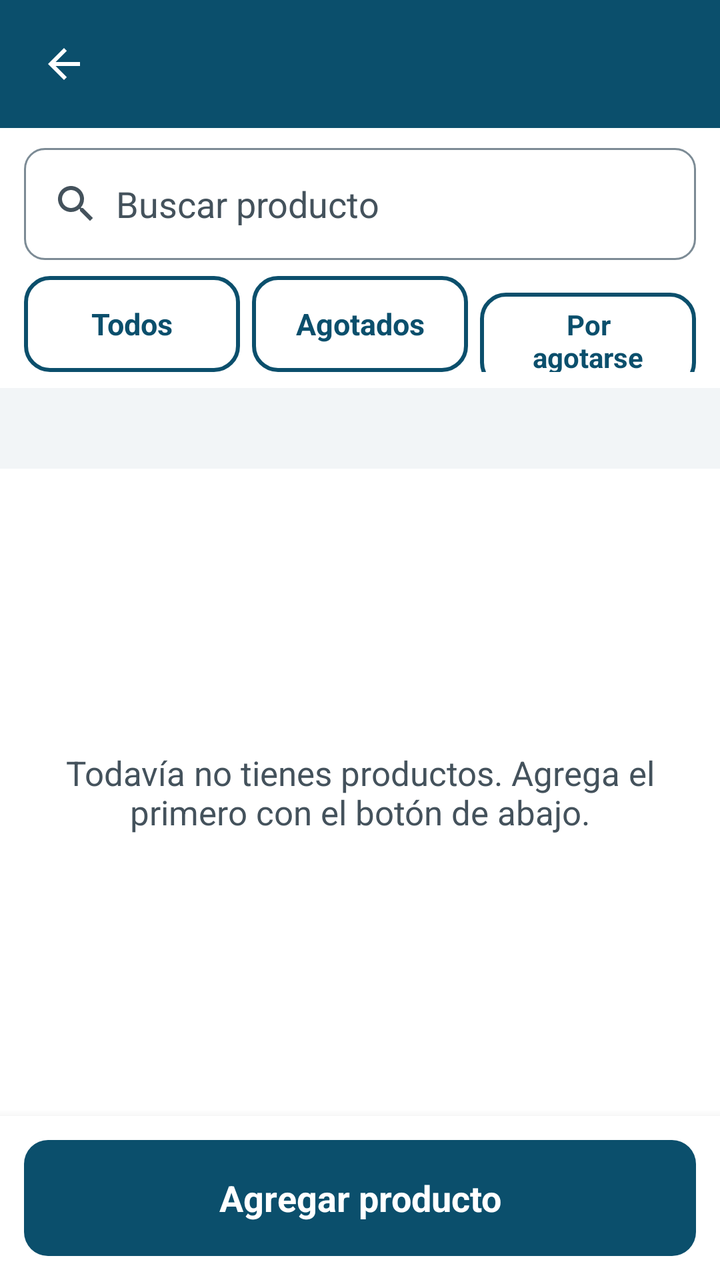
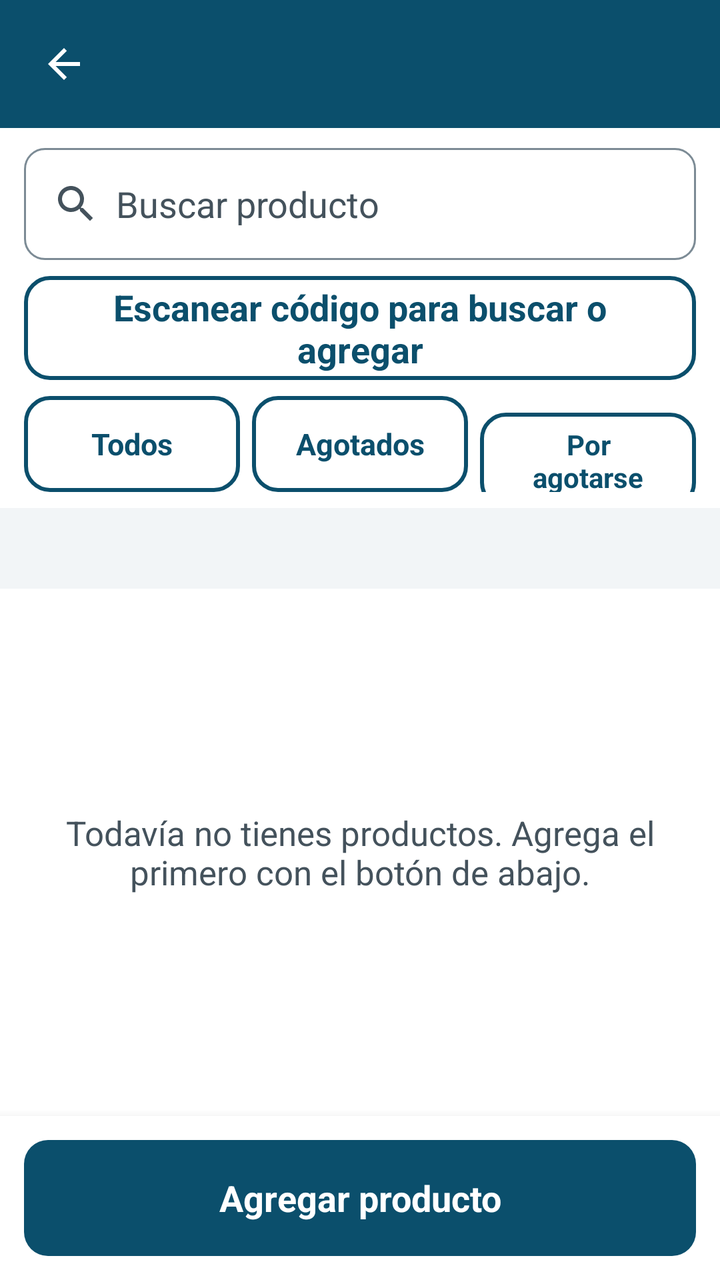

An Android layout rendered at two revisions. The XML below is the earlier revision; the diff shows what the commit changed to produce the second picture.
<!-- AndroidManifest.xml: application theme Tema -->
<!-- res/layout/activity_inventario.xml -->
<?xml version="1.0" encoding="utf-8"?>
<LinearLayout xmlns:android="http://schemas.android.com/apk/res/android"
    android:layout_width="match_parent"
    android:layout_height="match_parent"
    android:orientation="vertical"
    android:background="@color/fondo">

    <include layout="@layout/barra_superior" />

    <LinearLayout
        android:layout_width="match_parent"
        android:layout_height="wrap_content"
        android:orientation="vertical"
        android:background="@color/superficie"
        android:paddingLeft="12dp"
        android:paddingRight="12dp"
        android:paddingTop="10dp"
        android:paddingBottom="8dp">

        <EditText
            android:id="@+id/etBuscar"
            style="@style/Campo"
            android:layout_width="match_parent"
            android:layout_height="wrap_content"
            android:hint="Buscar producto"
            android:inputType="text"
            android:imeOptions="actionSearch"
            android:drawableStart="@drawable/ic_buscar"
            android:drawablePadding="8dp"
            android:drawableTint="@color/texto_secundario"
            android:contentDescription="Buscar producto por nombre, categoría o código" />

        <LinearLayout
            android:layout_width="match_parent"
            android:layout_height="wrap_content"
            android:layout_marginTop="8dp"
            android:orientation="horizontal">

            <Button
                android:id="@+id/btnTodos"
                style="@style/BotonSecundario"
                android:layout_width="0dp"
                android:layout_height="wrap_content"
                android:layout_weight="1"
                android:minHeight="48dp"
                android:textSize="15sp"
                android:text="Todos" />

            <Button
                android:id="@+id/btnAgotados"
                style="@style/BotonSecundario"
                android:layout_width="0dp"
                android:layout_height="wrap_content"
                android:layout_marginStart="6dp"
                android:layout_weight="1"
                android:minHeight="48dp"
                android:textSize="15sp"
                android:text="Agotados" />

            <Button
                android:id="@+id/btnBajos"
                style="@style/BotonSecundario"
                android:layout_width="0dp"
                android:layout_height="wrap_content"
                android:layout_marginStart="6dp"
                android:layout_weight="1"
                android:minHeight="48dp"
                android:textSize="14sp"
                android:text="Por agotarse" />
        </LinearLayout>
    </LinearLayout>

    <TextView
        android:id="@+id/txtResumen"
        android:layout_width="match_parent"
        android:layout_height="wrap_content"
        android:paddingLeft="16dp"
        android:paddingRight="16dp"
        android:paddingTop="12dp"
        android:paddingBottom="8dp"
        android:textColor="@color/texto_secundario"
        android:textSize="15sp" />

    <FrameLayout
        android:layout_width="match_parent"
        android:layout_height="0dp"
        android:layout_weight="1">

        <ListView
            android:id="@+id/lista"
            android:layout_width="match_parent"
            android:layout_height="match_parent"
            android:divider="@color/borde"
            android:dividerHeight="1dp"
            android:background="@color/superficie"
            android:paddingBottom="8dp"
            android:clipToPadding="false"
            android:cacheColorHint="@android:color/transparent" />

        <TextView
            android:id="@+id/txtVacio"
            android:layout_width="match_parent"
            android:layout_height="wrap_content"
            android:layout_gravity="center"
            android:padding="28dp"
            android:gravity="center"
            android:text="Todavía no tienes productos. Agrega el primero con el botón de abajo."
            android:textColor="@color/texto_secundario"
            android:textSize="17sp" />
    </FrameLayout>

    <LinearLayout
        android:layout_width="match_parent"
        android:layout_height="wrap_content"
        android:background="@color/superficie"
        android:elevation="8dp"
        android:padding="12dp">

        <Button
            android:id="@+id/btnNuevo"
            style="@style/BotonPrimario"
            android:layout_width="match_parent"
            android:layout_height="wrap_content"
            android:text="Agregar producto" />
    </LinearLayout>
</LinearLayout>
<!-- res/layout/barra_superior.xml (included above) -->
<?xml version="1.0" encoding="utf-8"?>
<LinearLayout xmlns:android="http://schemas.android.com/apk/res/android"
    android:layout_width="match_parent"
    android:layout_height="wrap_content"
    android:orientation="horizontal"
    android:gravity="center_vertical"
    android:background="@color/primario"
    android:minHeight="64dp"
    android:paddingLeft="6dp"
    android:paddingRight="12dp"
    android:paddingTop="6dp"
    android:paddingBottom="6dp">

    <ImageButton
        android:id="@+id/btnAtras"
        android:layout_width="52dp"
        android:layout_height="52dp"
        android:background="?android:attr/selectableItemBackgroundBorderless"
        android:src="@drawable/ic_atras"
        android:tint="@color/blanco"
        android:contentDescription="@string/volver"
        android:scaleType="centerInside" />

    <TextView
        android:id="@+id/tituloBarra"
        android:layout_width="0dp"
        android:layout_height="wrap_content"
        android:layout_weight="1"
        android:layout_marginStart="4dp"
        android:textColor="@color/blanco"
        android:textSize="22sp"
        android:textStyle="bold"
        android:maxLines="2"
        android:ellipsize="end" />
</LinearLayout>
<!-- resources referenced by this layout -->
<resources>
  <color name="blanco">#FFFFFF</color>
  <color name="borde">#7C8B95</color>
  <color name="fondo">#F2F5F7</color>
  <color name="primario">#0B4F6C</color>
  <color name="superficie">#FFFFFF</color>
  <color name="texto_secundario">#44525C</color>
  <!-- drawable ic_atras (drawable) -->
  <?xml version="1.0" encoding="utf-8"?>
  <vector xmlns:android="http://schemas.android.com/apk/res/android"
      android:width="24dp" android:height="24dp"
      android:viewportWidth="24" android:viewportHeight="24">
      <path android:fillColor="#FF000000" android:pathData="M20,11H7.83l5.59,-5.59L12,4l-8,8 8,8 1.41,-1.41L7.83,13H20v-2z"/>
  </vector>
  <!-- drawable ic_buscar (drawable) -->
  <?xml version="1.0" encoding="utf-8"?>
  <vector xmlns:android="http://schemas.android.com/apk/res/android"
      android:width="24dp" android:height="24dp"
      android:viewportWidth="24" android:viewportHeight="24">
      <path android:fillColor="#FF000000" android:pathData="M15.5,14h-0.79l-0.28,-0.27C15.41,12.59 16,11.11 16,9.5 16,5.91 13.09,3 9.5,3S3,5.91 3,9.5 5.91,16 9.5,16c1.61,0 3.09,-0.59 4.23,-1.57l0.27,0.28v0.79l5,4.99L20.49,19l-4.99,-5zM9.5,14C7.01,14 5,11.99 5,9.5S7.01,5 9.5,5 14,7.01 14,9.5 11.99,14 9.5,14z"/>
  </vector>
  <string name="volver">Volver</string>
  <style name="BotonPrimario">
          <item name="android:background">@drawable/boton_primario</item>
          <item name="android:textColor">@color/blanco</item>
          <item name="android:textSize">18sp</item>
          <item name="android:textStyle">bold</item>
          <item name="android:textAllCaps">false</item>
          <item name="android:gravity">center</item>
          <item name="android:minHeight">58dp</item>
          <item name="android:paddingLeft">18dp</item>
          <item name="android:paddingRight">18dp</item>
          <item name="android:stateListAnimator">@null</item>
          <item name="android:backgroundTint">@null</item>
      </style>
  <style name="BotonSecundario" parent="BotonPrimario">
          <item name="android:background">@drawable/boton_secundario</item>
          <item name="android:textColor">@color/primario</item>
      </style>
  <!-- drawable boton_primario (drawable) -->
  <?xml version="1.0" encoding="utf-8"?>
  <selector xmlns:android="http://schemas.android.com/apk/res/android">
      <item android:state_enabled="false">
          <shape><solid android:color="@color/deshabilitado"/><corners android:radius="12dp"/></shape>
      </item>
      <item android:state_pressed="true">
          <shape><solid android:color="@color/primario_oscuro"/><corners android:radius="12dp"/></shape>
      </item>
      <item>
          <shape><solid android:color="@color/primario"/><corners android:radius="12dp"/></shape>
      </item>
  </selector>
  <!-- drawable fondo_campo (drawable) -->
  <?xml version="1.0" encoding="utf-8"?>
  <selector xmlns:android="http://schemas.android.com/apk/res/android">
      <item android:state_focused="true">
          <shape><solid android:color="@color/superficie"/><corners android:radius="10dp"/><stroke android:width="2dp" android:color="@color/primario"/></shape>
      </item>
      <item>
          <shape><solid android:color="@color/superficie"/><corners android:radius="10dp"/><stroke android:width="1dp" android:color="@color/borde"/></shape>
      </item>
  </selector>
  <color name="texto">#14202B</color>
  <color name="primario_oscuro">#073A50</color>
  <color name="deshabilitado">#8A979F</color>
  <color name="gris_fondo">#E6EBEE</color>
  <color name="primario_claro">#DCEAF2</color>
  <!-- unchanged entries left out for length: 3 -->
</resources>

<!-- the commit's change to res/layout/activity_inventario.xml (unified diff, before → after) -->
@@ -29,6 +29,15 @@
             android:drawablePadding="8dp"
             android:drawableTint="@color/texto_secundario"
             android:contentDescription="Buscar producto por nombre, categoría o código" />
+
+        <Button
+            android:id="@+id/btnEscanear"
+            style="@style/BotonSecundario"
+            android:layout_width="match_parent"
+            android:layout_height="wrap_content"
+            android:layout_marginTop="8dp"
+            android:minHeight="52dp"
+            android:text="Escanear código para buscar o agregar" />
 
         <LinearLayout
             android:layout_width="match_parent"
